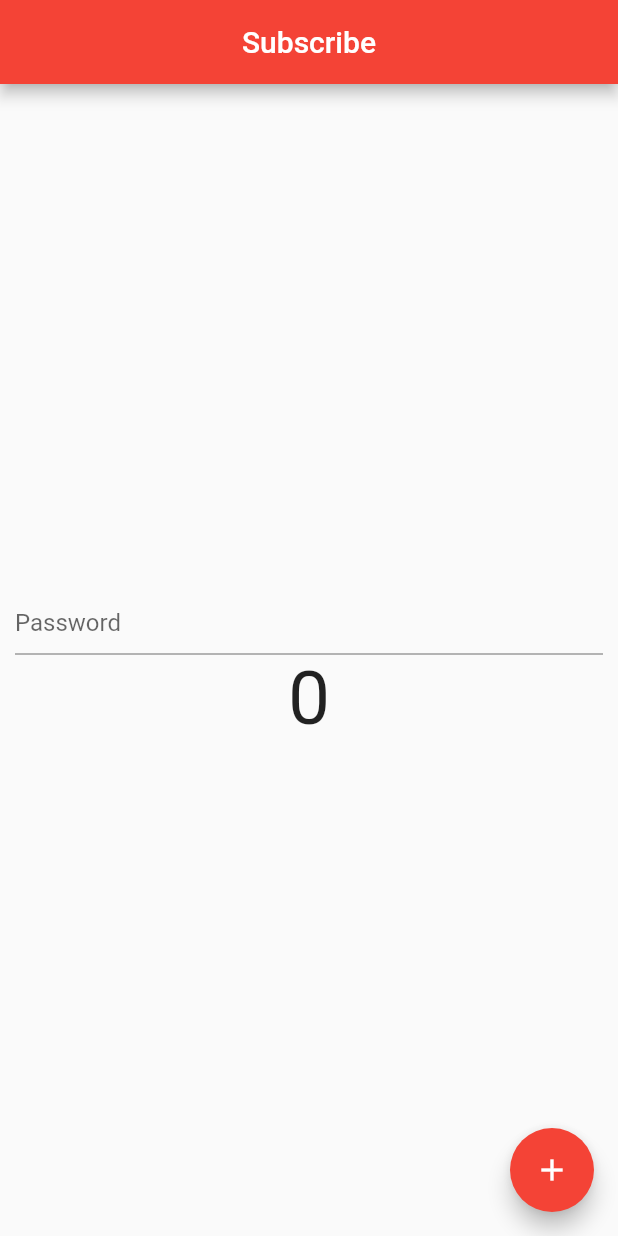
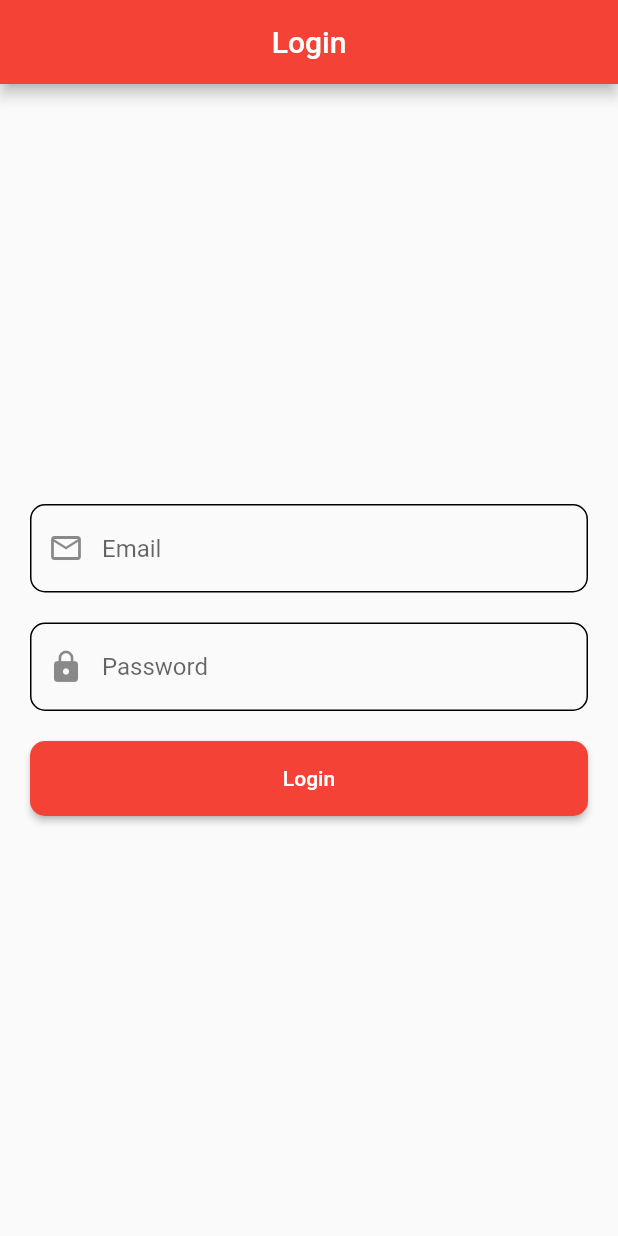
Before and after one commit to HaxOfficial/flutter_provider, a Flutter app: the screen it shows after launch, on a phone screen of 412 x 824 dp. Run offline on Flutter 3.47's test engine with Material 2 defaults, Android fonts, the phone set to English and light mode, and no system bars.

Commit message:
Flutter Login API with Provider

```diff
--- /dev/null
+++ b/lib/Provider/auth_provider.dart
@@ -0,0 +1,40 @@
+import 'package:flutter/foundation.dart';
+import 'package:http/http.dart';
+
+class AuthProvider with ChangeNotifier {
+
+  bool _loading = false;
+  bool get loading => _loading;
+
+  void setLoading(bool value ){
+    _loading = value;
+    notifyListeners();
+  }
+
+
+  void login(String email, String password) async{
+    setLoading(true);
+    try {
+      Response response = await post(Uri.parse("https://reqres.in/api/login"),
+        body: {
+        "email" : email,
+          "password" : password
+        }
+      );
+
+      if(response.statusCode == 200) {
+        setLoading(false);
+        print("Login Successful");
+      } else {
+        setLoading(false);
+        print("Failed");
+      }
+
+    } catch (e) {
+      setLoading(false);
+      print(e.toString());
+    }
+
+  }
+
+}
--- /dev/null
+++ b/lib/Screens/login.dart
@@ -0,0 +1,102 @@
+import 'package:flutter/material.dart';
+import 'package:provider/provider.dart';
+
+import '../Provider/auth_provider.dart';
+
+class LoginScreen extends StatefulWidget {
+  const LoginScreen({super.key});
+
+  @override
+  State<LoginScreen> createState() => _LoginScreenState();
+}
+
+class _LoginScreenState extends State<LoginScreen> {
+
+  TextEditingController emailController = TextEditingController();
+  TextEditingController passController = TextEditingController();
+
+  @override
+  Widget build(BuildContext context) {
+
+    // final authProvider = Provider.of<AuthProvider>(context);
+
+    return Scaffold(
+      appBar: AppBar(
+        title: Text("Login"),
+        centerTitle: true,
+      ),
+      body: Column(
+        mainAxisAlignment: MainAxisAlignment.center,
+        crossAxisAlignment: CrossAxisAlignment.center,
+        children: [
+          Padding(
+            padding: EdgeInsets.symmetric(horizontal: 20),
+            child: TextFormField(
+              controller: emailController,
+              decoration: InputDecoration(
+                  hintText: "Email",
+                prefixIcon: Icon(Icons.email_outlined),
+                enabledBorder: OutlineInputBorder(
+                  borderRadius: BorderRadius.circular(10),
+                ),
+                focusedBorder: OutlineInputBorder(
+                  borderRadius: BorderRadius.circular(10),
+                  borderSide: BorderSide(
+                    color: Colors.red
+                  ),
+                )
+              ),
+            ),
+          ),
+
+          SizedBox(height: 20,),
+
+          Padding(
+            padding: EdgeInsets.symmetric(horizontal: 20),
+            child: TextFormField(
+              controller: passController,
+              obscureText: true,
+              decoration: InputDecoration(
+                  hintText: "Password",
+                  prefixIcon: Icon(Icons.lock),
+                  enabledBorder: OutlineInputBorder(
+                    borderRadius: BorderRadius.circular(10),
+                  ),
+                  focusedBorder: OutlineInputBorder(
+                    borderRadius: BorderRadius.circular(10),
+                    borderSide: BorderSide(
+                        color: Colors.red
+                    ),
+                  )
+              ),
+            ),
+          ),
+
+          SizedBox(height: 20,),
+
+          Padding(
+            padding: EdgeInsets.symmetric(horizontal: 20),
+            child: SizedBox(
+              width: double.infinity,
+              height: 50,
+              child: Consumer<AuthProvider>(builder: (context, value, child){
+                return ElevatedButton(
+                  onPressed: (){
+                    value.login(emailController.text.toString(), passController.text.toString());
+                  },
+                  style: ElevatedButton.styleFrom(
+                      shape: RoundedRectangleBorder(
+                          borderRadius: BorderRadius.circular(10)
+                      )
+                  ),
+                  child: value.loading ? CircularProgressIndicator(color: Colors.white,) : Text("Login"),
+                );
+              },),
+            ),
+          )
+
+        ],
+      ),
+    );
+  }
+}
--- a/lib/main.dart
+++ b/lib/main.dart
@@ -7,9 +7,11 @@ import 'package:flutter_provider/Screens/favourite/favourite_screen.dart';
 import 'package:flutter_provider/Screens/value_notify_listener.dart';
 import 'package:provider/provider.dart';
 
+import 'Provider/auth_provider.dart';
 import 'Provider/count_provider.dart';
 import 'Provider/theme_changer_provider.dart';
 import 'Screens/dark_theme.dart';
+import 'Screens/login.dart';
 
 void main() {
   runApp(const MyApp());
@@ -44,6 +46,7 @@ class MyApp extends StatelessWidget {
           ChangeNotifierProvider(create: (_) => ExampleOneProvider()),
           ChangeNotifierProvider(create: (_) => FavouriteItemProvider()),
           ChangeNotifierProvider(create: (_) => ThemeChanger()),
+          ChangeNotifierProvider(create: (_) => AuthProvider()),
         ],
         child: Builder(
           builder: (BuildContext context) {
@@ -63,7 +66,7 @@ class MyApp extends StatelessWidget {
                   backgroundColor: Colors.teal
                 )
               ),
-              home: NotifyListenerScreen(),
+              home: LoginScreen(),
             );
           },
         ));
--- a/pubspec.yaml
+++ b/pubspec.yaml
@@ -36,6 +36,7 @@ dependencies:
   # Use with the CupertinoIcons class for iOS style icons.
   cupertino_icons: ^1.0.2
   provider: ^6.0.5
+  http:
 
 dev_dependencies:
   flutter_test:
```
Also changed, not shown: pubspec.lock.
